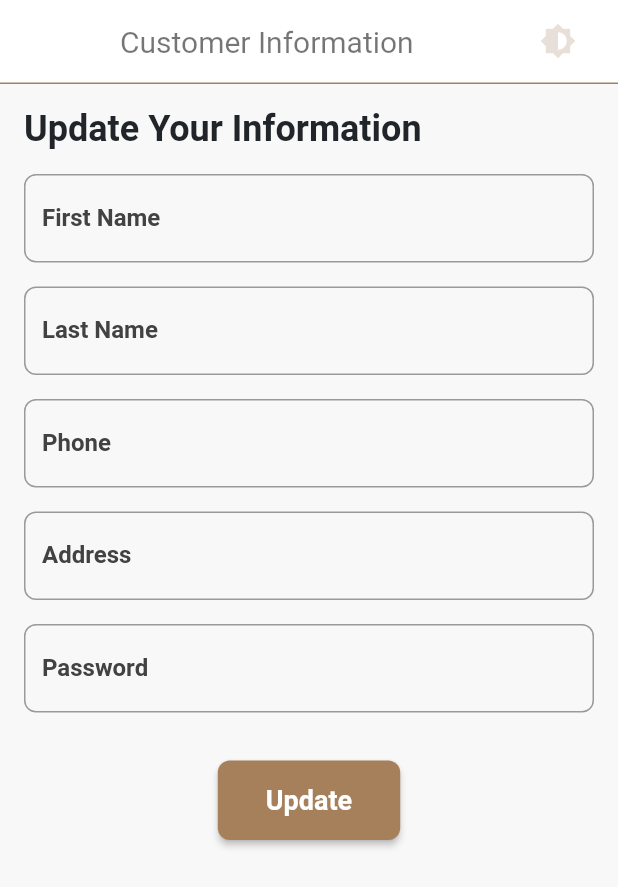
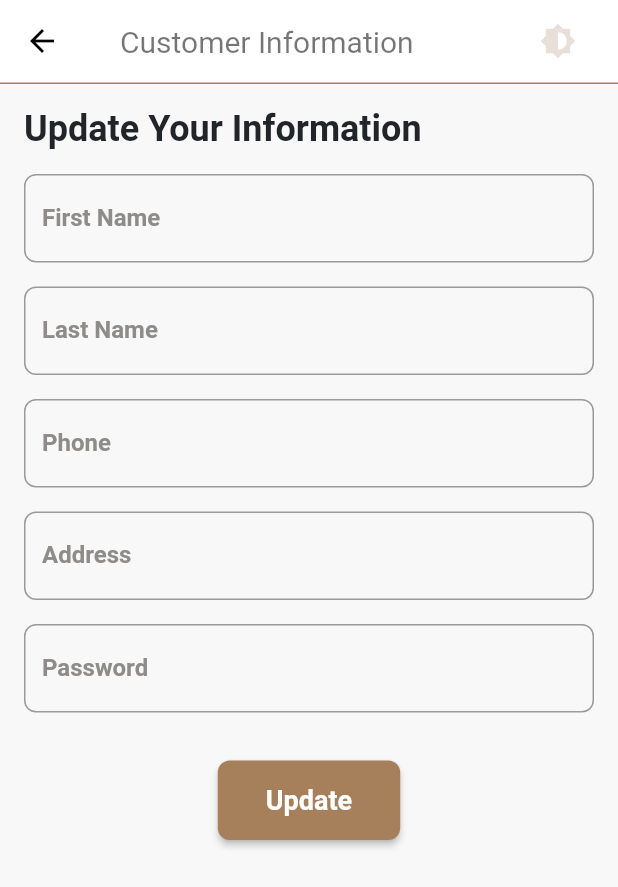
Before and after one commit to AhmedmohamedAhmed90/RealEstateMobile, a Flutter app: the CustomerDataPage screen opened directly with empty values, on a phone screen of 412 x 824 dp. Shown: the top 887 px of the screen. Run offline on Flutter 3.47's test engine with Material 2 defaults, Android fonts, the phone set to English and light mode, and no system bars; our stand-ins replace bloc, carousel_slider, dio, equatable, file_picker, flutter_bloc and 4 more; missing offline and left inert: custom_line_indicator_bottom_navbar, flutter_toastr; accounts and stored records are empty; network calls fail.

Commit message:
some edits

```diff
--- a/real_estate_mobile/lib/modules/CustomerDataScreen/CustomerDataPage.dart
+++ b/real_estate_mobile/lib/modules/CustomerDataScreen/CustomerDataPage.dart
@@ -57,6 +57,7 @@ class _CustomerDataPageState extends State<CustomerDataPage> {
     return Scaffold(
       appBar: CustomAppBar(
         title: 'Customer Information',
+        showBackButton: true,
         onToggleTheme: () {
                 context.read<ThemeCubit>().toggleTheme();
         },
@@ -146,7 +147,7 @@ class _CustomerDataPageState extends State<CustomerDataPage> {
         labelStyle: GoogleFonts.roboto(
           fontSize: 16,
           fontWeight: FontWeight.w600,
-          color: Colors.grey[800],
+          color: Color.fromRGBO(142, 139, 136, 1),
         ),
         border: OutlineInputBorder(
           borderRadius: BorderRadius.circular(8),
@@ -159,7 +160,12 @@ class _CustomerDataPageState extends State<CustomerDataPage> {
           ),
         ),
       ),
-      style: GoogleFonts.roboto(fontSize: 16),
+      style: GoogleFonts.roboto(
+      fontSize: 16,
+    ).copyWith(
+      color:  Theme.of(context).textTheme.bodySmall?.color, // User input text color
+    ),
+
     );
   }
 }
--- a/real_estate_mobile/lib/modules/MyPropertiesPage/MyPropertiesPage.dart
+++ b/real_estate_mobile/lib/modules/MyPropertiesPage/MyPropertiesPage.dart
@@ -279,6 +279,7 @@ class _MyPropertiesPageState extends State<MyPropertiesPage> {
       child: Scaffold(
         appBar: CustomAppBar(
           title: 'My Properties',
+          showBackButton: true, // Enable the back button
           onToggleTheme: () {
             context.read<ThemeCubit>().toggleTheme();
           },
--- a/real_estate_mobile/lib/shared/appcubit/ThemeCubit.dart
+++ b/real_estate_mobile/lib/shared/appcubit/ThemeCubit.dart
@@ -33,9 +33,10 @@ class LightThemeState extends ThemeState {
         textTheme: TextTheme(
           bodyLarge: TextStyle(color: Color.fromRGBO(33, 37, 41, 1)),
           bodyMedium: TextStyle(color: Color.fromRGBO(33, 37, 41, 1)),
-          //  bodySmall: TextStyle(color:  Color.fromRGBO(33, 37, 41, 1)),
+          bodySmall: TextStyle(color:  Color.fromRGBO(33, 37, 41, 1)),
+          headlineSmall:TextStyle(color:  Color.fromRGBO(33, 37, 41, 1)),
           // titleLarge: TextStyle(color:  Color.fromRGBO(33, 37, 41, 1)),
-          // headlineMedium: TextStyle(color:  Color.fromRGBO(33, 37, 41, 1)),
+           headlineMedium: TextStyle(color:  Color.fromRGBO(33, 37, 41, 1)),
         ),
         elevatedButtonTheme: ElevatedButtonThemeData(
           style: ElevatedButton.styleFrom(
@@ -95,6 +96,7 @@ class DarkThemeState extends ThemeState {
           bodySmall: TextStyle(color: Color.fromRGBO(248, 248, 248, 1)),
           titleLarge: TextStyle(color: Color.fromRGBO(248, 248, 248, 1)),
           headlineMedium: TextStyle(color: Color.fromRGBO(248, 248, 248, 1)),
+           headlineSmall:TextStyle(color: Color.fromRGBO(248, 248, 248, 1)),
 
         ),
         elevatedButtonTheme: ElevatedButtonThemeData(
--- a/real_estate_mobile/lib/shared/components/CustomAppBar.dart
+++ b/real_estate_mobile/lib/shared/components/CustomAppBar.dart
@@ -3,8 +3,9 @@ import 'package:flutter/material.dart';
 class CustomAppBar extends StatelessWidget implements PreferredSizeWidget {
   final String title;
   final VoidCallback onToggleTheme;
+  final bool showBackButton;
 
-  CustomAppBar({required this.title, required this.onToggleTheme});
+  CustomAppBar({required this.title, required this.onToggleTheme, this.showBackButton = false,});
 
   @override
   Widget build(BuildContext context) {
@@ -42,6 +43,16 @@ class CustomAppBar extends StatelessWidget implements PreferredSizeWidget {
           height: 1.0,
         ),
       ),
+       leading: showBackButton
+          ? IconButton(
+              icon: Icon(Icons.arrow_back),
+              color: Color.fromARGB(255, 0, 0, 0), // Back button color
+              onPressed: () {
+                Navigator.of(context).pop();
+              },
+            )
+          : null, // Show the back button if showBackButton is true
+
       actions: [
         IconButton(
           icon: Icon(Icons.brightness_6),
```
Also changed, not shown: real_estate_mobile/lib/modules/Home/home_page.dart (+4 -4 lines), real_estate_mobile/lib/modules/News/news_detail_page.dart (+13 -5 lines), real_estate_mobile/lib/modules/PaymentPlan/PaymentPlan.dart (+9 -6 lines).
